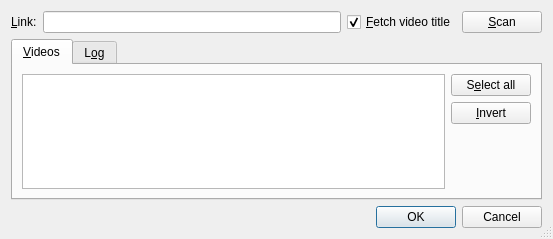
This is rc/scandlg.ui in guendto/abby as Qt 5 draws it before an edit. The edited form follows.
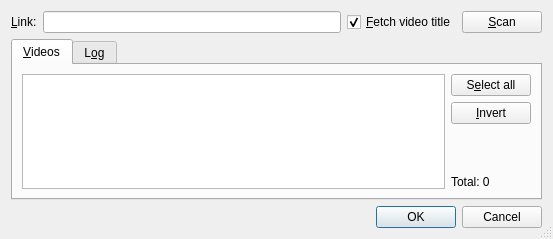
This is the edited form. Icons and pictures are not drawn.

Commit message: scan: show number of videos in list.

Patch:
```diff
--- a/rc/scandlg.ui
+++ b/rc/scandlg.ui
@@ -133,6 +133,13 @@
            </property>
           </spacer>
          </item>
+         <item>
+          <widget class="QLabel" name="totalLabel">
+           <property name="text">
+            <string>Total: 0</string>
+           </property>
+          </widget>
+         </item>
         </layout>
        </item>
       </layout>
```
The commit also changes 1 other file.
